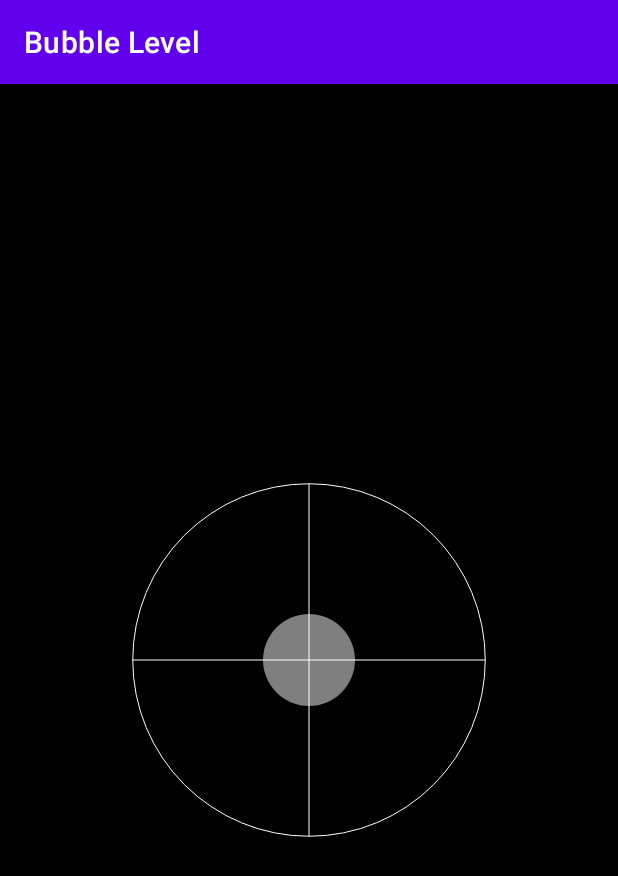
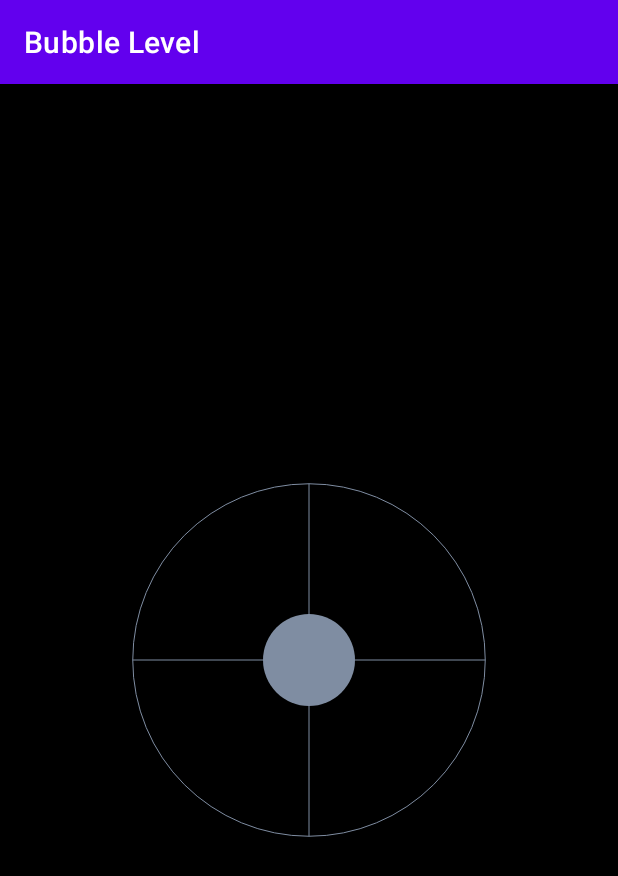
Before and after one commit to orbitalsonic/Bubble-Level-Android-Kotlin, an Android app: the screen it shows after launch (MainActivity), on a phone screen of 412 x 824 dp. Shown: the top 876 px of the screen. Run offline under Robolectric (Android 15) with nearby library versions, the phone set to English and light mode, and no system bars.

Commit message:
Bubble Level

```diff
--- a/app/src/main/java/com/orbitalsonic/bubblelevel/MainActivity.kt
+++ b/app/src/main/java/com/orbitalsonic/bubblelevel/MainActivity.kt
@@ -15,11 +15,6 @@ class MainActivity : AppCompatActivity(), SensorEventListener {
 
     private var sensorManager: SensorManager? = null
 
-    private var mSensor: Sensor? = null
-    private var aSensor: Sensor? = null
-    private var rSensor: Sensor? = null
-    private var gSensor: Sensor? = null
-
     private val rotationMatrixR = FloatArray(9)
     private val gravity = FloatArray(3)
     private val geomagnetic = FloatArray(3)
@@ -35,13 +30,37 @@ class MainActivity : AppCompatActivity(), SensorEventListener {
         setContentView(R.layout.activity_main)
         acceleroMeterView = findViewById(R.id.acm_view)
 
-        sensorManager = getSystemService(SENSOR_SERVICE) as SensorManager
+        initSensor()
+    }
 
-        mSensor = sensorManager?.getDefaultSensor(Sensor.TYPE_MAGNETIC_FIELD)
-        aSensor = sensorManager?.getDefaultSensor(Sensor.TYPE_ACCELEROMETER)
-        rSensor = sensorManager?.getDefaultSensor(Sensor.TYPE_ROTATION_VECTOR)
-        gSensor = sensorManager?.getDefaultSensor(Sensor.TYPE_GRAVITY)
+    private fun initSensor() {
+        sensorManager = getSystemService(SENSOR_SERVICE) as? SensorManager
+    }
 
+
+    private fun sensorNotSupported() {
+        Toast.makeText(this, "Sensors Not Supported in this device", Toast.LENGTH_SHORT).show()
+    }
+
+    private fun startSensors() {
+        val mSensor = sensorManager?.getDefaultSensor(Sensor.TYPE_MAGNETIC_FIELD)
+        val aSensor = sensorManager?.getDefaultSensor(Sensor.TYPE_ACCELEROMETER)
+        val rSensor = sensorManager?.getDefaultSensor(Sensor.TYPE_ROTATION_VECTOR)
+        val gSensor = sensorManager?.getDefaultSensor(Sensor.TYPE_GRAVITY)
+        if (mSensor == null || aSensor == null) {
+            sensorNotSupported()
+            return
+        } else {
+            sensorManager?.registerListener(this, mSensor, SensorManager.SENSOR_DELAY_NORMAL)
+            sensorManager?.registerListener(this, aSensor, SensorManager.SENSOR_DELAY_NORMAL)
+            sensorManager?.registerListener(this, rSensor, SensorManager.SENSOR_DELAY_NORMAL)
+            sensorManager?.registerListener(this, gSensor, SensorManager.SENSOR_DELAY_NORMAL)
+        }
+
+    }
+
+    private fun stopSensors() {
+        sensorManager?.unregisterListener(this)
     }
 
     override fun onSensorChanged(event: SensorEvent?) {
@@ -51,18 +70,15 @@ class MainActivity : AppCompatActivity(), SensorEventListener {
 
             event?.let { mEvent ->
                 if (mEvent.sensor.type == Sensor.TYPE_GRAVITY) {
-                    if (gSensor != null) {
                     gravity[0] = mEvent.values[0]
                     gravity[1] = mEvent.values[1]
                     gravity[2] = mEvent.values[2]
                     updateOrientation(time)
                 }
-                }
 
 
                 if (mEvent.sensor.type == Sensor.TYPE_ACCELEROMETER) {
                     if (mEvent.sensor.type == Sensor.TYPE_GRAVITY) {
-                        if (gSensor == null) {
                         gravity[0] = this.alpha * gravity[0] + (1 - this.alpha) * mEvent.values[0]
                         gravity[1] = this.alpha * gravity[1] + (1 - this.alpha) * mEvent.values[1]
                         gravity[2] = this.alpha * gravity[2] + (1 - this.alpha) * mEvent.values[2]
@@ -70,10 +86,7 @@ class MainActivity : AppCompatActivity(), SensorEventListener {
                     }
                 }
 
-                }
-
                 if (mEvent.sensor.type == Sensor.TYPE_MAGNETIC_FIELD) {
-
                     geomagnetic[0] = this.alpha * geomagnetic[0] + (1 - this.alpha) * mEvent.values[0]
                     geomagnetic[1] = this.alpha * geomagnetic[1] + (1 - this.alpha) * mEvent.values[1]
                     geomagnetic[2] = this.alpha * geomagnetic[2] + (1 - this.alpha) * mEvent.values[2]
@@ -85,25 +98,7 @@ class MainActivity : AppCompatActivity(), SensorEventListener {
         }
     }
 
-    override fun onAccuracyChanged(sensor: Sensor?, accuracy: Int) {
-    }
-
-    private fun startSensors() {
-        mSensor = sensorManager?.getDefaultSensor(Sensor.TYPE_MAGNETIC_FIELD)
-        aSensor = sensorManager?.getDefaultSensor(Sensor.TYPE_ACCELEROMETER)
-        rSensor = sensorManager?.getDefaultSensor(Sensor.TYPE_ROTATION_VECTOR)
-        gSensor = sensorManager?.getDefaultSensor(Sensor.TYPE_GRAVITY)
-        if (mSensor == null || aSensor == null) {
-            notSupported()
-            return
-        } else {
-            sensorManager?.registerListener(this, mSensor, SensorManager.SENSOR_DELAY_NORMAL)
-            sensorManager?.registerListener(this, aSensor, SensorManager.SENSOR_DELAY_NORMAL)
-            sensorManager?.registerListener(this, rSensor, SensorManager.SENSOR_DELAY_NORMAL)
-            sensorManager?.registerListener(this, gSensor, SensorManager.SENSOR_DELAY_NORMAL)
-        }
-
-    }
+    override fun onAccuracyChanged(sensor: Sensor?, accuracy: Int) {}
 
     private fun updateOrientation(time: Long) {
         if (SensorManager.getRotationMatrix(rotationMatrixR, null, gravity, geomagnetic)) {
@@ -128,10 +123,6 @@ class MainActivity : AppCompatActivity(), SensorEventListener {
 
     override fun onPause() {
         super.onPause()
-        sensorManager?.unregisterListener(this)
-    }
-
-    private fun notSupported() {
-        Toast.makeText(this, "Sensors Not Supported in this device", Toast.LENGTH_SHORT).show()
+        stopSensors()
     }
 }
--- a/app/src/main/java/com/orbitalsonic/bubblelevel/widget/AccelerometerDrawer.kt
+++ b/app/src/main/java/com/orbitalsonic/bubblelevel/widget/AccelerometerDrawer.kt
@@ -44,24 +44,8 @@ class AccelerometerDrawer(context: Context, private val isSimple: Boolean) : Vie
     }
 
     init {
-        val gridColor: Int
-        val ballColor: Int
-        val typedValue = TypedValue()
-        val theme = context.theme
-
-
-        gridColor = if (theme.resolveAttribute(R.attr.accelerometerGridColor, typedValue, true)) {
-            typedValue.data
-        }
-        else {
-            ContextCompat.getColor(context,R.color.white)
-        }
-        ballColor = if (theme.resolveAttribute(R.attr.accelerometerBallColor, typedValue, true)) {
-            typedValue.data
-        }
-        else {
-            ContextCompat.getColor(context,R.color.transparent)
-        }
+        val gridColor: Int = ContextCompat.getColor(context,R.color.dayNightColor)
+        val ballColor: Int = ContextCompat.getColor(context,R.color.dayNightColor)
         pathPaint = Paint(Paint.ANTI_ALIAS_FLAG)
         pathPaint.strokeWidth = 1f
         pathPaint.style = Paint.Style.STROKE
@@ -69,7 +53,6 @@ class AccelerometerDrawer(context: Context, private val isSimple: Boolean) : Vie
         ballPaint = Paint(Paint.ANTI_ALIAS_FLAG)
         ballPaint.style = Paint.Style.FILL
         ballPaint.color = ballColor
-        ballPaint.alpha = Color.alpha(R.color.view_color)
         center = Point(0, 0)
     }
 }
--- a/app/src/main/res/values/attrs.xml
+++ /dev/null
@@ -1,7 +0,0 @@
-<?xml version="1.0" encoding="utf-8"?>
-<resources xmlns:tools="http://schemas.android.com/tools">
-
-	<attr name="accelerometerGridColor" format="color" tools:ignore="MissingDefaultResource"/>
-	<attr name="accelerometerBallColor" format="color" tools:ignore="MissingDefaultResource"/>
-
-</resources>
--- a/app/src/main/res/values/colors.xml
+++ b/app/src/main/res/values/colors.xml
@@ -5,9 +5,9 @@
     <color name="purple_700">#FF3700B3</color>
     <color name="teal_200">#FF03DAC5</color>
     <color name="teal_700">#FF018786</color>
+
     <color name="black">#FF000000</color>
     <color name="white">#FFFFFFFF</color>
 
-    <color name="view_color">#414042</color>
-    <color name="transparent">#FFFFFF</color>
+    <color name="dayNightColor">#7F8DA2</color>
 </resources>
```
Lines whose indentation alone changed are shown as unchanged.
